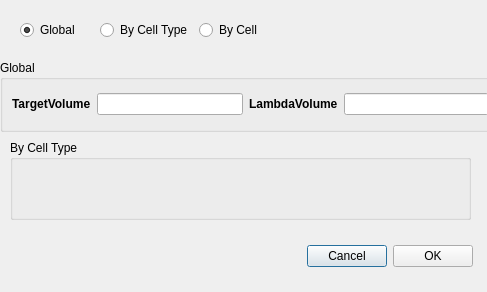
The window that cc3d/twedit5/Plugins/CC3DGUIDesign/ModelTools/Volume/volumedlg.ui (CompuCell3D/cc3d-twedit5) describes before a commit, drawn with Qt 5.
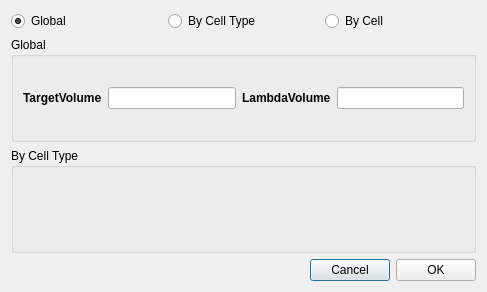
The same window after the commit.

```diff
--- a/cc3d/twedit5/Plugins/CC3DGUIDesign/ModelTools/Volume/volumedlg.ui
+++ b/cc3d/twedit5/Plugins/CC3DGUIDesign/ModelTools/Volume/volumedlg.ui
@@ -13,15 +13,37 @@
   <property name="windowTitle">
    <string>Volume</string>
   </property>
+  <layout class="QVBoxLayout" name="verticalLayout">
+   <item>
+    <layout class="QHBoxLayout" name="horizontalLayout_2">
+     <item>
+      <widget class="QRadioButton" name="global_RB">
+       <property name="text">
+        <string>Global</string>
+       </property>
+       <property name="checked">
+        <bool>true</bool>
+       </property>
+      </widget>
+     </item>
+     <item>
+      <widget class="QRadioButton" name="by_type_RB">
+       <property name="text">
+        <string>By Cell Type</string>
+       </property>
+      </widget>
+     </item>
+     <item>
+      <widget class="QRadioButton" name="by_cell_RB">
+       <property name="text">
+        <string>By Cell</string>
+       </property>
+      </widget>
+     </item>
+    </layout>
+   </item>
+   <item>
   <widget class="QGroupBox" name="globalGB">
-   <property name="geometry">
-    <rect>
-     <x>0</x>
-     <y>60</y>
-     <width>501</width>
-     <height>72</height>
-    </rect>
-   </property>
    <property name="title">
     <string>Global</string>
    </property>
@@ -52,28 +74,15 @@
     </item>
    </layout>
   </widget>
+   </item>
+   <item>
   <widget class="QGroupBox" name="bytypeGB">
-   <property name="geometry">
-    <rect>
-     <x>10</x>
-     <y>140</y>
-     <width>461</width>
-     <height>80</height>
-    </rect>
-   </property>
    <property name="title">
     <string>By Cell Type</string>
    </property>
   </widget>
-  <widget class="QWidget" name="">
-   <property name="geometry">
-    <rect>
-     <x>300</x>
-     <y>240</y>
-     <width>173</width>
-     <height>32</height>
-    </rect>
-   </property>
+   </item>
+   <item>
    <layout class="QHBoxLayout" name="horizontalLayout">
     <item>
      <spacer name="horizontalSpacer">
@@ -103,43 +112,8 @@
      </widget>
     </item>
    </layout>
-  </widget>
-  <widget class="QWidget" name="">
-   <property name="geometry">
-    <rect>
-     <x>20</x>
-     <y>20</y>
-     <width>253</width>
-     <height>20</height>
-    </rect>
-   </property>
-   <layout class="QHBoxLayout" name="horizontalLayout_2">
-    <item>
-     <widget class="QRadioButton" name="globalRB">
-      <property name="text">
-       <string>Global</string>
-      </property>
-      <property name="checked">
-       <bool>true</bool>
-      </property>
-     </widget>
-    </item>
-    <item>
-     <widget class="QRadioButton" name="bytypeRB">
-      <property name="text">
-       <string>By Cell Type</string>
-      </property>
-     </widget>
-    </item>
-    <item>
-     <widget class="QRadioButton" name="bycellRB">
-      <property name="text">
-       <string>By Cell</string>
-      </property>
-     </widget>
-    </item>
-   </layout>
-  </widget>
+   </item>
+  </layout>
  </widget>
  <resources/>
  <connections>
```
Left out of the diff: 48 changed lines with no effect on the pictures. Lines whose indentation alone changed are shown as unchanged.
